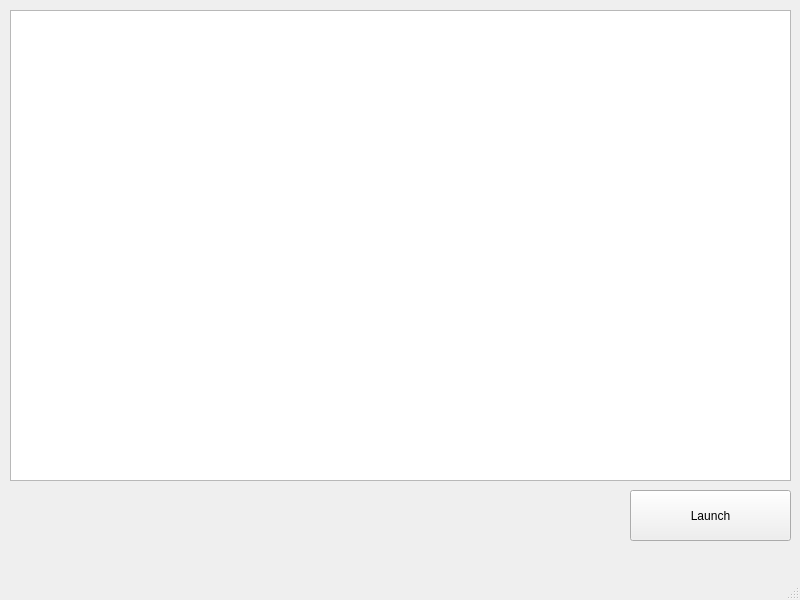
This is resources/wadlauncher.ui in karlpet/WadLauncher as Qt 5 draws it before an edit. The edited form follows.
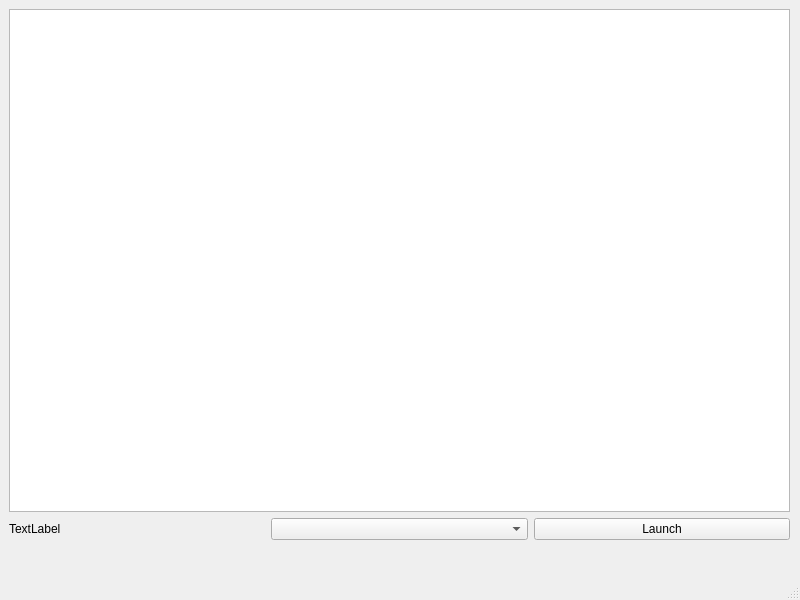
This is the edited form.

Diff of the .ui file:
```diff
--- a/resources/wadlauncher.ui
+++ b/resources/wadlauncher.ui
@@ -14,28 +14,41 @@
    <string>MainWindow</string>
   </property>
   <widget class="QWidget" name="centralwidget">
-   <widget class="QListView" name="listView">
+   <widget class="QWidget" name="verticalLayoutWidget">
     <property name="geometry">
      <rect>
-      <x>10</x>
-      <y>10</y>
+      <x>9</x>
+      <y>9</y>
       <width>781</width>
-      <height>471</height>
+      <height>531</height>
      </rect>
     </property>
-   </widget>
-   <widget class="QPushButton" name="pushButton">
-    <property name="geometry">
-     <rect>
-      <x>630</x>
-      <y>490</y>
-      <width>161</width>
-      <height>51</height>
-     </rect>
-    </property>
-    <property name="text">
-     <string>Launch</string>
-    </property>
+    <layout class="QVBoxLayout" name="verticalLayout">
+     <item>
+      <widget class="QTableView" name="wadTableView"/>
+     </item>
+     <item>
+      <layout class="QHBoxLayout" name="horizontalLayout">
+       <item>
+        <widget class="QLabel" name="label">
+         <property name="text">
+          <string>TextLabel</string>
+         </property>
+        </widget>
+       </item>
+       <item>
+        <widget class="QComboBox" name="comboBox"/>
+       </item>
+       <item>
+        <widget class="QPushButton" name="launchWadButton">
+         <property name="text">
+          <string>Launch</string>
+         </property>
+        </widget>
+       </item>
+      </layout>
+     </item>
+    </layout>
    </widget>
   </widget>
   <widget class="QMenuBar" name="menubar">
```
